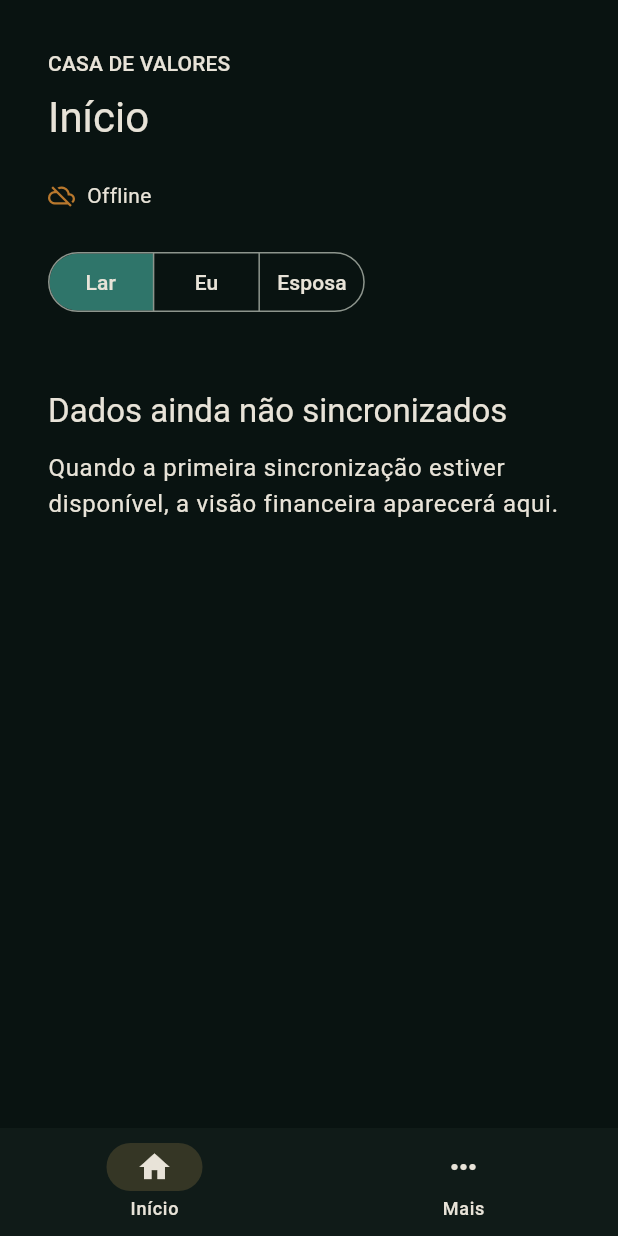
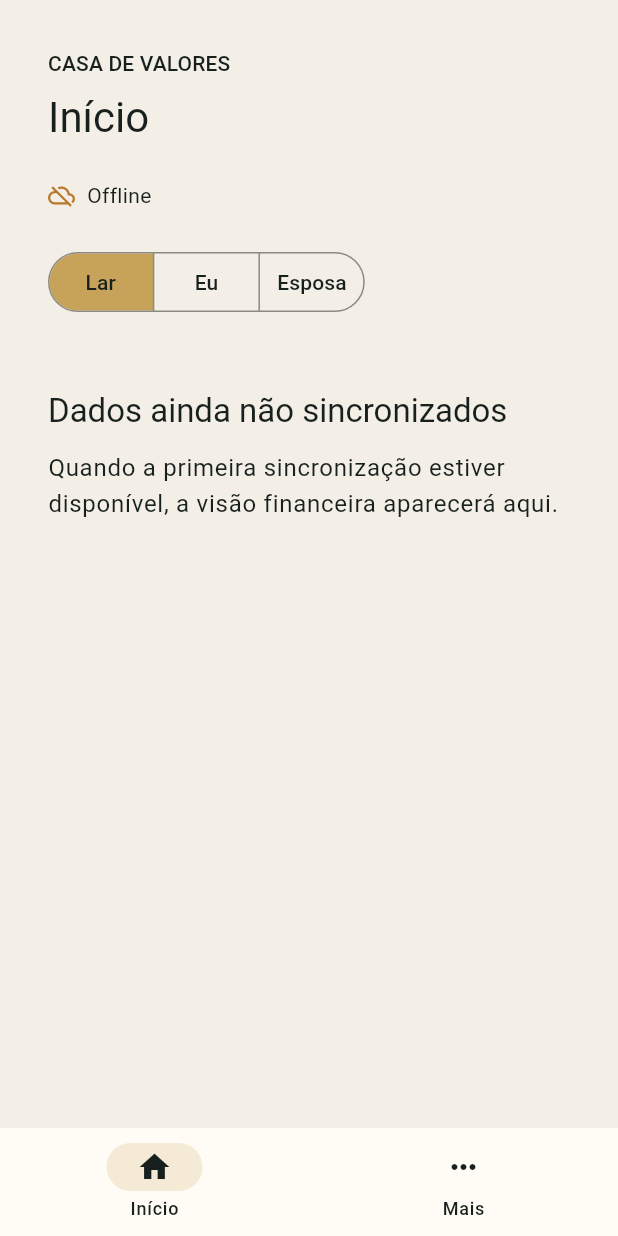
Before and after one commit to Ludsonfrancisco/finanpy, a Flutter app: the screen it shows after launch, on a phone screen of 412 x 824 dp. Run offline on Flutter 3.47's test engine with Material 3 defaults, Android fonts, the phone set to English and light mode, and no system bars; our stand-ins replace go_router.

Commit message:
fix: adapt Casa de Valores foundation

```diff
--- a/mobile/lib/app/adaptive_shell.dart
+++ b/mobile/lib/app/adaptive_shell.dart
@@ -1,9 +1,37 @@
 import 'package:flutter/material.dart';
 import 'lar_bottom_navigation.dart';
 import 'lar_sidebar.dart';
-abstract final class LarBreakpoints { static const desktop = 900.0; }
+
+abstract final class LarBreakpoints {
+  static const desktop = 900.0;
+}
+
 final class AdaptiveShell extends StatelessWidget {
-  const AdaptiveShell({required this.child, required this.selectedIndex, required this.onSelect, super.key});
-  final Widget child; final int selectedIndex; final ValueChanged<int> onSelect;
-  @override Widget build(BuildContext context) { final desktop = MediaQuery.sizeOf(context).width >= LarBreakpoints.desktop; return desktop ? Row(children: <Widget>[LarSidebar(selectedIndex: selectedIndex, onSelect: onSelect), Expanded(child: child)]) : Scaffold(body: child, bottomNavigationBar: LarBottomNavigation(selectedIndex: selectedIndex, onSelect: onSelect)); }
+  const AdaptiveShell({
+    required this.child,
+    required this.selectedIndex,
+    required this.onSelect,
+    super.key,
+  });
+  final Widget child;
+  final int selectedIndex;
+  final ValueChanged<int> onSelect;
+  @override
+  Widget build(BuildContext context) {
+    final desktop = MediaQuery.sizeOf(context).width >= LarBreakpoints.desktop;
+    return desktop
+        ? Row(
+            children: <Widget>[
+              LarSidebar(selectedIndex: selectedIndex, onSelect: onSelect),
+              Expanded(child: child),
+            ],
+          )
+        : Scaffold(
+            body: child,
+            bottomNavigationBar: LarBottomNavigation(
+              selectedIndex: selectedIndex,
+              onSelect: onSelect,
+            ),
+          );
+  }
 }
--- a/mobile/lib/app/lar_bottom_navigation.dart
+++ b/mobile/lib/app/lar_bottom_navigation.dart
@@ -1,6 +1,28 @@
 import 'package:flutter/material.dart';
+
 final class LarBottomNavigation extends StatelessWidget {
-  const LarBottomNavigation({required this.selectedIndex, required this.onSelect, super.key});
-  final int selectedIndex; final ValueChanged<int> onSelect;
-  @override Widget build(BuildContext context) => NavigationBar(selectedIndex: selectedIndex, onDestinationSelected: onSelect, destinations: const <NavigationDestination>[NavigationDestination(icon: Icon(Icons.home_outlined), selectedIcon: Icon(Icons.home), label: 'Início'), NavigationDestination(icon: Icon(Icons.more_horiz), selectedIcon: Icon(Icons.more_horiz), label: 'Mais')]);
+  const LarBottomNavigation({
+    required this.selectedIndex,
+    required this.onSelect,
+    super.key,
+  });
+  final int selectedIndex;
+  final ValueChanged<int> onSelect;
+  @override
+  Widget build(BuildContext context) => NavigationBar(
+    selectedIndex: selectedIndex,
+    onDestinationSelected: onSelect,
+    destinations: const <NavigationDestination>[
+      NavigationDestination(
+        icon: Icon(Icons.home_outlined),
+        selectedIcon: Icon(Icons.home),
+        label: 'Início',
+      ),
+      NavigationDestination(
+        icon: Icon(Icons.more_horiz),
+        selectedIcon: Icon(Icons.more_horiz),
+        label: 'Mais',
+      ),
+    ],
+  );
 }
--- a/mobile/lib/app/lar_sidebar.dart
+++ b/mobile/lib/app/lar_sidebar.dart
@@ -1,6 +1,34 @@
 import 'package:flutter/material.dart';
+
 final class LarSidebar extends StatelessWidget {
-  const LarSidebar({required this.selectedIndex, required this.onSelect, super.key});
-  final int selectedIndex; final ValueChanged<int> onSelect;
-  @override Widget build(BuildContext context) => NavigationRail(extended: true, minExtendedWidth: 232, selectedIndex: selectedIndex, onDestinationSelected: onSelect, leading: const Padding(padding: EdgeInsets.fromLTRB(20, 28, 20, 32), child: Text('LAR\nFINANCE', style: TextStyle(letterSpacing: 1.8))), destinations: const <NavigationRailDestination>[NavigationRailDestination(icon: Icon(Icons.home_outlined), selectedIcon: Icon(Icons.home), label: Text('Início')), NavigationRailDestination(icon: Icon(Icons.more_horiz), selectedIcon: Icon(Icons.more_horiz), label: Text('Mais'))]);
+  const LarSidebar({
+    required this.selectedIndex,
+    required this.onSelect,
+    super.key,
+  });
+  final int selectedIndex;
+  final ValueChanged<int> onSelect;
+  @override
+  Widget build(BuildContext context) => NavigationRail(
+    extended: true,
+    minExtendedWidth: 232,
+    selectedIndex: selectedIndex,
+    onDestinationSelected: onSelect,
+    leading: const Padding(
+      padding: EdgeInsets.fromLTRB(20, 28, 20, 32),
+      child: Text('LAR\nFINANCE', style: TextStyle(letterSpacing: 1.8)),
+    ),
+    destinations: const <NavigationRailDestination>[
+      NavigationRailDestination(
+        icon: Icon(Icons.home_outlined),
+        selectedIcon: Icon(Icons.home),
+        label: Text('Início'),
+      ),
+      NavigationRailDestination(
+        icon: Icon(Icons.more_horiz),
+        selectedIcon: Icon(Icons.more_horiz),
+        label: Text('Mais'),
+      ),
+    ],
+  );
 }
--- a/mobile/lib/app/router.dart
+++ b/mobile/lib/app/router.dart
@@ -5,7 +5,112 @@ import '../design_system/components/sync_status.dart';
 import '../design_system/lar_spacing.dart';
 import 'adaptive_shell.dart';
 import 'app_config.dart';
-GoRouter createAppRouter(AppConfig config) { config.validate(); return GoRouter(initialLocation: '/home', routes: <RouteBase>[GoRoute(path: '/login', builder: (context, state) => const _RouteNotice(title: 'Entrar no Lar')), GoRoute(path: '/device-owner', builder: (context, state) => const _RouteNotice(title: 'Este dispositivo')), GoRoute(path: '/initial-sync', builder: (context, state) => const _RouteNotice(title: 'Preparando dados')), ShellRoute(builder: (context, state, child) { final index = state.uri.path == '/more' ? 1 : 0; return AdaptiveShell(selectedIndex: index, onSelect: (value) => context.go(value == 0 ? '/home' : '/more'), child: child); }, routes: <RouteBase>[GoRoute(path: '/home', builder: (context, state) => const _HomeShell()), GoRoute(path: '/more', builder: (context, state) => const _RouteNotice(title: 'Mais'))])]); }
-final class _HomeShell extends StatefulWidget { const _HomeShell(); @override State<_HomeShell> createState() => _HomeShellState(); }
-final class _HomeShellState extends State<_HomeShell> { int owner = 0; @override Widget build(BuildContext context) { final text = Theme.of(context).textTheme; return SafeArea(child: Align(alignment: Alignment.topCenter, child: ConstrainedBox(constraints: const BoxConstraints(maxWidth: 1100), child: Padding(padding: const EdgeInsets.all(LarSpacing.xl), child: Column(crossAxisAlignment: CrossAxisAlignment.start, children: <Widget>[Text('CASA DE VALORES', style: text.labelLarge), const SizedBox(height: LarSpacing.xs), Text('Início', style: text.headlineMedium), const SizedBox(height: LarSpacing.lg), const SyncStatusView(data: SyncStatusData(state: SyncVisualState.offline, lastSuccessAt: null)), const SizedBox(height: LarSpacing.lg), OwnerSelector(selected: owner, onSelected: (value) => setState(() => owner = value)), const SizedBox(height: LarSpacing.xxl), Text('Dados ainda não sincronizados', style: text.titleLarge), const SizedBox(height: LarSpacing.sm), Text('Quando a primeira sincronização estiver disponível, a visão financeira aparecerá aqui.', style: text.bodyLarge)]))))); } }
-final class _RouteNotice extends StatelessWidget { const _RouteNotice({required this.title}); final String title; @override Widget build(BuildContext context) => SafeArea(child: Padding(padding: const EdgeInsets.all(LarSpacing.xl), child: Text(title, style: Theme.of(context).textTheme.headlineMedium))); }
+
+GoRouter createAppRouter(AppConfig config) {
+  config.validate();
+  return GoRouter(
+    initialLocation: '/home',
+    routes: <RouteBase>[
+      GoRoute(
+        path: '/login',
+        builder: (context, state) => const _RouteNotice(title: 'Entrar no Lar'),
+      ),
+      GoRoute(
+        path: '/device-owner',
+        builder: (context, state) =>
+            const _RouteNotice(title: 'Este dispositivo'),
+      ),
+      GoRoute(
+        path: '/initial-sync',
+        builder: (context, state) =>
+            const _RouteNotice(title: 'Preparando dados'),
+      ),
+      ShellRoute(
+        builder: (context, state, child) {
+          final index = state.uri.path == '/more' ? 1 : 0;
+          return AdaptiveShell(
+            selectedIndex: index,
+            onSelect: (value) => context.go(value == 0 ? '/home' : '/more'),
+            child: child,
+          );
+        },
+        routes: <RouteBase>[
+          GoRoute(
+            path: '/home',
+            builder: (context, state) => const _HomeShell(),
+          ),
+          GoRoute(
+            path: '/more',
+            builder: (context, state) => const _RouteNotice(title: 'Mais'),
+          ),
+        ],
+      ),
+    ],
+  );
+}
+
+final class _HomeShell extends StatefulWidget {
+  const _HomeShell();
+  @override
+  State<_HomeShell> createState() => _HomeShellState();
+}
+
+final class _HomeShellState extends State<_HomeShell> {
+  int owner = 0;
+  @override
+  Widget build(BuildContext context) {
+    final text = Theme.of(context).textTheme;
+    return SafeArea(
+      child: Align(
+        alignment: Alignment.topCenter,
+        child: SingleChildScrollView(
+          child: ConstrainedBox(
+            constraints: const BoxConstraints(maxWidth: 1100),
+            child: Padding(
+              padding: const EdgeInsets.all(LarSpacing.xl),
+              child: Column(
+                crossAxisAlignment: CrossAxisAlignment.start,
+                children: <Widget>[
+                  Text('CASA DE VALORES', style: text.labelLarge),
+                  const SizedBox(height: LarSpacing.xs),
+                  Text('Início', style: text.headlineMedium),
+                  const SizedBox(height: LarSpacing.lg),
+                  const SyncStatusView(
+                    data: SyncStatusData(
+                      state: SyncVisualState.offline,
+                      lastSuccessAt: null,
+                    ),
+                  ),
+                  const SizedBox(height: LarSpacing.lg),
+                  OwnerSelector(
+                    selected: owner,
+                    onSelected: (value) => setState(() => owner = value),
+                  ),
+                  const SizedBox(height: LarSpacing.xxl),
+                  Text('Dados ainda não sincronizados', style: text.titleLarge),
+                  const SizedBox(height: LarSpacing.sm),
+                  Text(
+                    'Quando a primeira sincronização estiver disponível, a visão financeira aparecerá aqui.',
+                    style: text.bodyLarge,
+                  ),
+                ],
+              ),
+            ),
+          ),
+        ),
+      ),
+    );
+  }
+}
+
+final class _RouteNotice extends StatelessWidget {
+  const _RouteNotice({required this.title});
+  final String title;
+  @override
+  Widget build(BuildContext context) => SafeArea(
+    child: Padding(
+      padding: const EdgeInsets.all(LarSpacing.xl),
+      child: Text(title, style: Theme.of(context).textTheme.headlineMedium),
+    ),
+  );
+}
--- a/mobile/lib/design_system/components/financial_amount.dart
+++ b/mobile/lib/design_system/components/financial_amount.dart
@@ -1,12 +1,33 @@
 import 'package:flutter/material.dart';
 import 'package:intl/intl.dart';
 import '../lar_typography.dart';
+
 final class FinancialAmount extends StatelessWidget {
-  const FinancialAmount({required this.minorUnits, required this.hidden, super.key});
-  final int minorUnits; final bool hidden;
-  String get _visible => NumberFormat.currency(locale: 'pt_BR', symbol: 'R\$').format(minorUnits / 100);
-  @override Widget build(BuildContext context) {
+  const FinancialAmount({
+    required this.minorUnits,
+    required this.hidden,
+    super.key,
+  });
+  final int minorUnits;
+  final bool hidden;
+  String get _visible => NumberFormat.currency(
+    locale: 'pt_BR',
+    symbol: 'R\$',
+  ).format(minorUnits / 100);
+  @override
+  Widget build(BuildContext context) {
     final value = hidden ? 'R\$\u00a0••••••' : _visible;
-    return Semantics(label: hidden ? 'Valor financeiro oculto' : 'Valor financeiro', value: hidden ? null : _visible, child: ExcludeSemantics(child: Text(value, style: LarTypography.financial.copyWith(color: Theme.of(context).colorScheme.onSurface))));
+    return Semantics(
+      label: hidden ? 'Valor financeiro oculto' : 'Valor financeiro',
+      value: hidden ? null : _visible,
+      child: ExcludeSemantics(
+        child: Text(
+          value,
+          style: LarTypography.financial.copyWith(
+            color: Theme.of(context).colorScheme.onSurface,
+          ),
+        ),
+      ),
+    );
   }
 }
--- a/mobile/lib/design_system/components/owner_selector.dart
+++ b/mobile/lib/design_system/components/owner_selector.dart
@@ -1,6 +1,25 @@
 import 'package:flutter/material.dart';
+
 final class OwnerSelector extends StatelessWidget {
-  const OwnerSelector({required this.selected, required this.onSelected, super.key});
-  final int selected; final ValueChanged<int> onSelected;
-  @override Widget build(BuildContext context) => Semantics(label: 'Visão financeira', child: SegmentedButton<int>(segments: const <ButtonSegment<int>>[ButtonSegment<int>(value: 0, label: Text('Lar')), ButtonSegment<int>(value: 1, label: Text('Eu')), ButtonSegment<int>(value: 2, label: Text('Esposa'))], selected: <int>{selected}, onSelectionChanged: (selection) => onSelected(selection.first), showSelectedIcon: false));
+  const OwnerSelector({
+    required this.selected,
+    required this.onSelected,
+    super.key,
+  });
+  final int selected;
+  final ValueChanged<int> onSelected;
+  @override
+  Widget build(BuildContext context) => Semantics(
+    label: 'Visão financeira',
+    child: SegmentedButton<int>(
+      segments: const <ButtonSegment<int>>[
+        ButtonSegment<int>(value: 0, label: Text('Lar')),
+        ButtonSegment<int>(value: 1, label: Text('Eu')),
+        ButtonSegment<int>(value: 2, label: Text('Esposa')),
+      ],
+      selected: <int>{selected},
+      onSelectionChanged: (selection) => onSelected(selection.first),
+      showSelectedIcon: false,
+    ),
+  );
 }
--- a/mobile/lib/design_system/components/sync_status.dart
+++ b/mobile/lib/design_system/components/sync_status.dart
@@ -1,12 +1,54 @@
 import 'package:flutter/material.dart';
 import 'package:intl/intl.dart';
 import '../lar_colors.dart';
+
 enum SyncVisualState { current, syncing, offline, failed }
-final class SyncStatusData { const SyncStatusData({required this.state, required this.lastSuccessAt}); final SyncVisualState state; final DateTime? lastSuccessAt; }
+
+final class SyncStatusData {
+  const SyncStatusData({required this.state, required this.lastSuccessAt});
+  final SyncVisualState state;
+  final DateTime? lastSuccessAt;
+}
+
 final class SyncStatusView extends StatelessWidget {
-  const SyncStatusView({required this.data, super.key}); final SyncStatusData data;
-  String get _label => switch (data.state) { SyncVisualState.current => 'Atualizado', SyncVisualState.syncing => 'Sincronizando', SyncVisualState.offline => 'Offline', SyncVisualState.failed => 'Sincronização indisponível' };
-  IconData get _icon => switch (data.state) { SyncVisualState.current => Icons.check_circle_outline, SyncVisualState.syncing => Icons.sync, SyncVisualState.offline => Icons.cloud_off_outlined, SyncVisualState.failed => Icons.error_outline };
-  Color get _color => switch (data.state) { SyncVisualState.current || SyncVisualState.syncing => LarColors.mineral, SyncVisualState.offline => LarColors.amber, SyncVisualState.failed => LarColors.danger };
-  @override Widget build(BuildContext context) { final detail = data.lastSuccessAt == null ? null : 'Última sincronização ${DateFormat('dd/MM, HH:mm', 'pt_BR').format(data.lastSuccessAt!)}'; return Semantics(label: _label, child: ExcludeSemantics(child: Row(mainAxisSize: MainAxisSize.min, children: <Widget>[Icon(_icon, size: 18, color: _color), const SizedBox(width: 8), Flexible(child: Text(detail == null ? _label : '$_label · $detail'))]))); }
+  const SyncStatusView({required this.data, super.key});
+  final SyncStatusData data;
+  String get _label => switch (data.state) {
+    SyncVisualState.current => 'Atualizado',
+    SyncVisualState.syncing => 'Sincronizando',
+    SyncVisualState.offline => 'Offline',
+    SyncVisualState.failed => 'Sincronização indisponível',
+  };
+  IconData get _icon => switch (data.state) {
+    SyncVisualState.current => Icons.check_circle_outline,
+    SyncVisualState.syncing => Icons.sync,
+    SyncVisualState.offline => Icons.cloud_off_outlined,
+    SyncVisualState.failed => Icons.error_outline,
+  };
+  Color get _color => switch (data.state) {
+    SyncVisualState.current || SyncVisualState.syncing => LarColors.mineral,
+    SyncVisualState.offline => LarColors.amber,
+    SyncVisualState.failed => LarColors.danger,
+  };
+  @override
+  Widget build(BuildContext context) {
+    final detail = data.lastSuccessAt == null
+        ? null
+        : 'Última sincronização ${DateFormat('dd/MM, HH:mm', 'pt_BR').format(data.lastSuccessAt!)}';
+    return Semantics(
+      label: detail == null ? _label : '$_label. $detail',
+      child: ExcludeSemantics(
+        child: Row(
+          mainAxisSize: MainAxisSize.min,
+          children: <Widget>[
+            Icon(_icon, size: 18, color: _color),
+            const SizedBox(width: 8),
+            Flexible(
+              child: Text(detail == null ? _label : '$_label · $detail'),
+            ),
+          ],
+        ),
+      ),
+    );
+  }
 }
--- a/mobile/lib/design_system/lar_colors.dart
+++ b/mobile/lib/design_system/lar_colors.dart
@@ -1,6 +1,26 @@
 import 'package:flutter/material.dart';
 
 abstract final class LarColors {
-  static const darkCanvas = Color(0xFF091311), darkSurface = Color(0xFF101B18), lightCanvas = Color(0xFFF3EFE6), lightSurface = Color(0xFFFFFCF5), champagne = Color(0xFFC7A35A), mineral = Color(0xFF2F756A), amber = Color(0xFFB9782D), danger = Color(0xFFB8534F), darkText = Color(0xFFE8E3D8), lightText = Color(0xFF17201D);
-  static const all = <Color>[darkCanvas, darkSurface, lightCanvas, lightSurface, champagne, mineral, amber, danger, darkText, lightText];
+  static const darkCanvas = Color(0xFF091311),
+      darkSurface = Color(0xFF101B18),
+      lightCanvas = Color(0xFFF3EFE6),
+      lightSurface = Color(0xFFFFFCF5),
+      champagne = Color(0xFFC7A35A),
+      mineral = Color(0xFF2F756A),
+      amber = Color(0xFFB9782D),
+      danger = Color(0xFFB8534F),
+      darkText = Color(0xFFE8E3D8),
+      lightText = Color(0xFF17201D);
+  static const all = <Color>[
+    darkCanvas,
+    darkSurface,
+    lightCanvas,
+    lightSurface,
+    champagne,
+    mineral,
+    amber,
+    danger,
+    darkText,
+    lightText,
+  ];
 }
--- a/mobile/lib/design_system/lar_theme.dart
+++ b/mobile/lib/design_system/lar_theme.dart
@@ -1,6 +1,59 @@
 import 'package:flutter/material.dart';
 import 'lar_colors.dart';
+
 abstract final class LarTheme {
-  static final light = ThemeData(useMaterial3: true, brightness: Brightness.light, scaffoldBackgroundColor: LarColors.lightCanvas, colorScheme: const ColorScheme(brightness: Brightness.light, primary: LarColors.mineral, onPrimary: LarColors.lightSurface, secondary: LarColors.champagne, onSecondary: LarColors.lightText, error: LarColors.danger, onError: LarColors.lightSurface, surface: LarColors.lightSurface, onSurface: LarColors.lightText, outline: Color(0xFF8B8A80), shadow: Color(0x22091311)), dividerColor: const Color(0xFFCBC5B9), navigationBarTheme: const NavigationBarThemeData(height: 72, indicatorColor: Color(0x33C7A35A)), navigationRailTheme: const NavigationRailThemeData(indicatorColor: Color(0x33C7A35A), useIndicator: true));
-  static final dark = ThemeData(useMaterial3: true, brightness: Brightness.dark, scaffoldBackgroundColor: LarColors.darkCanvas, colorScheme: const ColorScheme(brightness: Brightness.dark, primary: LarColors.champagne, onPrimary: LarColors.lightText, secondary: LarColors.mineral, onSecondary: LarColors.darkText, error: LarColors.danger, onError: LarColors.darkText, surface: LarColors.darkSurface, onSurface: LarColors.darkText, outline: Color(0xFF8D958D), shadow: Color(0x55000000)), dividerColor: const Color(0xFF31403A), navigationBarTheme: const NavigationBarThemeData(height: 72, indicatorColor: Color(0x33C7A35A)), navigationRailTheme: const NavigationRailThemeData(indicatorColor: Color(0x33C7A35A), useIndicator: true));
+  static final light = ThemeData(
+    useMaterial3: true,
+    brightness: Brightness.light,
+    scaffoldBackgroundColor: LarColors.lightCanvas,
+    colorScheme: const ColorScheme(
+      brightness: Brightness.light,
+      primary: LarColors.mineral,
+      onPrimary: LarColors.lightSurface,
+      secondary: LarColors.champagne,
+      onSecondary: LarColors.lightText,
+      error: LarColors.danger,
+      onError: LarColors.lightSurface,
+      surface: LarColors.lightSurface,
+      onSurface: LarColors.lightText,
+      outline: Color(0xFF8B8A80),
+      shadow: Color(0x22091311),
+    ),
+    dividerColor: const Color(0xFFCBC5B9),
+    navigationBarTheme: const NavigationBarThemeData(
+      height: 72,
+      indicatorColor: Color(0x33C7A35A),
+    ),
+    navigationRailTheme: const NavigationRailThemeData(
+      indicatorColor: Color(0x33C7A35A),
+      useIndicator: true,
+    ),
+  );
+  static final dark = ThemeData(
+    useMaterial3: true,
+    brightness: Brightness.dark,
+    scaffoldBackgroundColor: LarColors.darkCanvas,
+    colorScheme: const ColorScheme(
+      brightness: Brightness.dark,
+      primary: LarColors.champagne,
+      onPrimary: LarColors.lightText,
+      secondary: LarColors.mineral,
+      onSecondary: LarColors.darkText,
+      error: LarColors.danger,
+      onError: LarColors.lightSurface,
+      surface: LarColors.darkSurface,
+      onSurface: LarColors.darkText,
+      outline: Color(0xFF8D958D),
+      shadow: Color(0x55000000),
+    ),
+    dividerColor: const Color(0xFF31403A),
+    navigationBarTheme: const NavigationBarThemeData(
+      height: 72,
+      indicatorColor: Color(0x33C7A35A),
+    ),
+    navigationRailTheme: const NavigationRailThemeData(
+      indicatorColor: Color(0x33C7A35A),
+      useIndicator: true,
+    ),
+  );
 }
--- a/mobile/lib/main.dart
+++ b/mobile/lib/main.dart
@@ -3,5 +3,22 @@ import 'package:go_router/go_router.dart';
 import 'app/app_config.dart';
 import 'app/router.dart';
 import 'design_system/lar_theme.dart';
+
 void main() => runApp(MyApp(appConfig: AppConfig.fromEnvironment()));
-class MyApp extends StatelessWidget { MyApp({super.key, AppConfig? appConfig}) : appConfig = appConfig ?? AppConfig.fromEnvironment(), router = createAppRouter(appConfig ?? AppConfig.fromEnvironment()); final AppConfig appConfig; final GoRouter router; @override Widget build(BuildContext context) => MaterialApp.router(title: 'Lar Finance', theme: LarTheme.light, darkTheme: LarTheme.dark, themeMode: ThemeMode.dark, debugShowCheckedModeBanner: false, routerConfig: router); }
+
+class MyApp extends StatelessWidget {
+  MyApp({super.key, AppConfig? appConfig})
+    : appConfig = appConfig ?? AppConfig.fromEnvironment(),
+      router = createAppRouter(appConfig ?? AppConfig.fromEnvironment());
+  final AppConfig appConfig;
+  final GoRouter router;
+  @override
+  Widget build(BuildContext context) => MaterialApp.router(
+    title: 'Lar Finance',
+    theme: LarTheme.light,
+    darkTheme: LarTheme.dark,
+    themeMode: ThemeMode.system,
+    debugShowCheckedModeBanner: false,
+    routerConfig: router,
+  );
+}
```
Also changed, not shown: mobile/lib/design_system/lar_spacing.dart (+7 -1 lines), mobile/lib/design_system/lar_typography.dart (+7 -1 lines), 5 other files.
